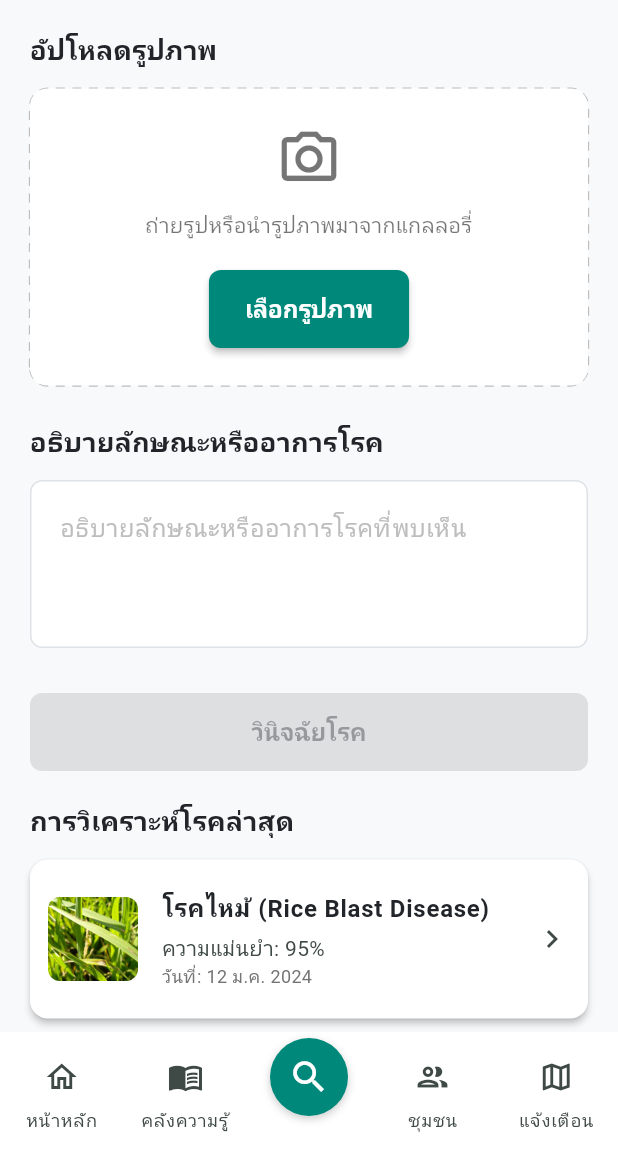
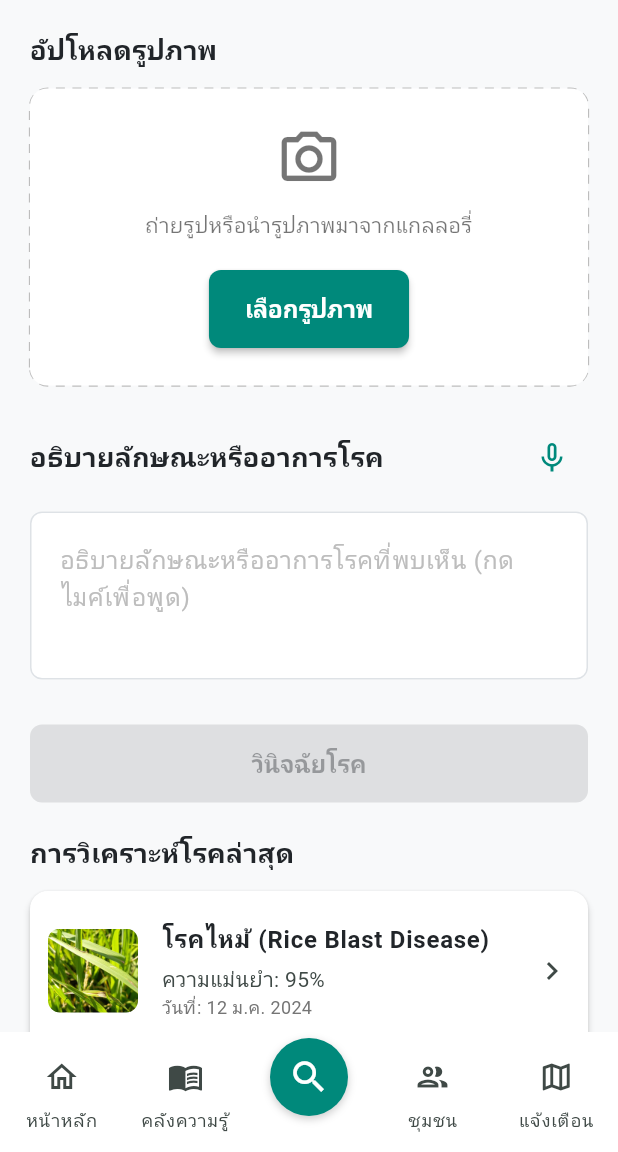
Before and after one commit to RiceSafe/rice-safe-mobile, a Flutter app: the DiagnosisInputScreen screen opened by its route, after a tap on "เลือกรูปภาพ", on a phone screen of 412 x 824 dp, the part 84-1236 px from its top. Run offline on Flutter 3.47's test engine with Material 3 defaults, Android fonts, the phone set to English and light mode, and no system bars; drawn by our look-alikes of dotted_border; our stand-ins replace dartz, dio, equatable, flutter_dotenv, flutter_map, flutter_riverpod and 4 more.

Commit message:
feat: add Thai speech-to-text for symptom description

```diff
--- a/lib/features/diagnosis/presentation/screens/diagnosis_input_screen.dart
+++ b/lib/features/diagnosis/presentation/screens/diagnosis_input_screen.dart
@@ -4,6 +4,7 @@ import 'package:flutter_riverpod/flutter_riverpod.dart';
 import 'package:dotted_border/dotted_border.dart';
 import 'package:image_picker/image_picker.dart';
 import 'package:go_router/go_router.dart';
+import 'package:speech_to_text/speech_to_text.dart' as stt;
 import '../providers/diagnosis_provider.dart';
 import '../../../../main.dart';
 
@@ -19,6 +20,26 @@ class _DiagnosisInputScreenState extends ConsumerState<DiagnosisInputScreen> {
   final TextEditingController _descriptionController = TextEditingController();
   File? _selectedImage;
   final ImagePicker _picker = ImagePicker();
+
+  // Speech to Text
+  late stt.SpeechToText _speech;
+  bool _isListening = false;
+  bool _speechEnabled = false;
+
+  @override
+  void initState() {
+    super.initState();
+    _speech = stt.SpeechToText();
+    _initSpeech();
+  }
+
+  void _initSpeech() async {
+    _speechEnabled = await _speech.initialize(
+      onError: (val) => print('onError: $val'),
+      onStatus: (val) => print('onStatus: $val'),
+    );
+    setState(() {});
+  }
 
   @override
   void dispose() {
@@ -50,6 +71,28 @@ class _DiagnosisInputScreenState extends ConsumerState<DiagnosisInputScreen> {
           SnackBar(content: Text('เกิดข้อผิดพลาดในการเลือกรูปภาพ: $e')),
         );
       }
+    }
+  }
+
+  void _listen() async {
+    if (!_isListening) {
+      bool available = await _speech.initialize(
+        onStatus: (val) => print('onStatus: $val'),
+        onError: (val) => print('onError: $val'),
+      );
+      if (available) {
+        setState(() => _isListening = true);
+        _speech.listen(
+          onResult:
+              (val) => setState(() {
+                _descriptionController.text = val.recognizedWords;
+              }),
+          localeId: 'th_TH',
+        );
+      }
+    } else {
+      setState(() => _isListening = false);
+      _speech.stop();
     }
   }
 
@@ -217,13 +260,22 @@ class _DiagnosisInputScreenState extends ConsumerState<DiagnosisInputScreen> {
             _buildSectionContainer(
               title: 'อธิบายลักษณะหรืออาการโรค',
               titleStyle: textTheme.titleMedium!,
+              trailing: IconButton(
+                onPressed: _listen,
+                icon: Icon(
+                  _isListening ? Icons.mic : Icons.mic_none,
+                  color: _isListening ? Colors.red : riceSafeGreen,
+                ),
+                tooltip: 'พูดเพื่อพิมพ์',
+              ),
               child: TextField(
                 controller: _descriptionController,
                 maxLines: 4,
                 minLines: 3,
                 enabled: !isLoading,
                 decoration: const InputDecoration(
-                  hintText: 'อธิบายลักษณะหรืออาการโรคที่พบเห็น',
+                  hintText:
+                      'อธิบายลักษณะหรืออาการโรคที่พบเห็น (กดไมค์เพื่อพูด)',
                 ),
                 style: textTheme.bodyLarge?.copyWith(
                   color: riceSafeTextPrimary,
@@ -261,11 +313,18 @@ class _DiagnosisInputScreenState extends ConsumerState<DiagnosisInputScreen> {
     required String title,
     required Widget child,
     required TextStyle titleStyle,
+    Widget? trailing,
   }) {
     return Column(
       crossAxisAlignment: CrossAxisAlignment.start,
       children: [
-        Text(title, style: titleStyle),
+        Row(
+          mainAxisAlignment: MainAxisAlignment.spaceBetween,
+          children: [
+            Text(title, style: titleStyle),
+            if (trailing != null) trailing,
+          ],
+        ),
         const SizedBox(height: 12),
         child,
       ],
--- a/pubspec.yaml
+++ b/pubspec.yaml
@@ -67,6 +67,7 @@ dependencies:
   intl: ^0.20.2
   flutter_map: ^8.2.2
   latlong2: ^0.9.1
+  speech_to_text: ^7.3.0
 
 dev_dependencies:
   flutter_test:
```
Also changed, not shown: pubspec.lock, 6 other files.
